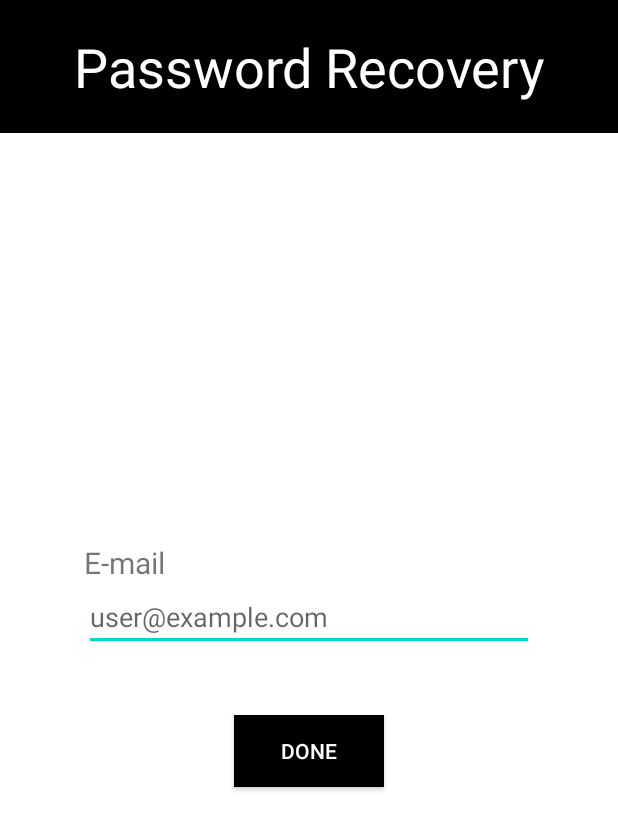
After one commit to PlanAndBeSuccessful/PABS, an Android app: the layout fragment_password_recovery.xml on its own in the app's theme, with its tools: preview values and no code run, on a phone screen of 412 x 824 dp. The commit adds this screen. Shown: the top 830 px of the screen. Run offline under Robolectric (Android 15) with nearby library versions, the phone set to English and light mode, and no system bars; Roboto replaces fonts that are not available here.

Commit message:
Update 0.6
10/21/2020
Added features:
- PasswordRecoveryFragment
- basic passwordrecoveryfragment.xml(just for testing)

Updated:
- activity_login (Password Recovery function)
- User model

```diff
--- a/app/src/main/java/com/example/pabs/RegisterActivity.java
+++ b/app/src/main/java/com/example/pabs/RegisterActivity.java
@@ -87,7 +87,7 @@ public class RegisterActivity extends AppCompatActivity {
         if (!TextUtils.isEmpty(email_et.getText().toString()) && !TextUtils.isEmpty(password_et.getText().toString()) && !TextUtils.isEmpty(name_et.getText().toString())) {
 
             //creating a user type object
-            final User user = new User("", email, "", password, name, "false");
+            final User user = new User("", email, "", name, "false");
 
             //getting an instance of firebase authentication token
             currAuth = FirebaseAuth.getInstance();
--- a/app/src/main/res/layout/activity_login.xml
+++ b/app/src/main/res/layout/activity_login.xml
@@ -17,7 +17,7 @@
 
     <!--Screen-->
     <RelativeLayout
-        android:id="@+id/mycont"
+        android:id="@+id/ActivityLoginLayout"
         android:layout_width="wrap_content"
         android:layout_height="wrap_content"
         android:layout_alignParentBottom="true"
--- /dev/null
+++ b/app/src/main/res/layout/fragment_password_recovery.xml
@@ -0,0 +1,60 @@
+<?xml version="1.0" encoding="utf-8"?>
+<FrameLayout xmlns:android="http://schemas.android.com/apk/res/android"
+    xmlns:tools="http://schemas.android.com/tools"
+    android:layout_width="match_parent"
+    android:layout_height="match_parent"
+    tools:context=".Fragments.PasswordRecoveryFragment"
+    android:background="@color/white"
+    android:clickable="true">
+
+    <RelativeLayout
+        android:layout_width="match_parent"
+        android:layout_height="match_parent"
+        android:clickable="true">
+    <!-- TODO: Update blank fragment layout -->
+    <TextView
+        android:layout_width="match_parent"
+        android:layout_height="wrap_content"
+        android:text="Password Recovery"
+        android:textSize="36dp"
+        android:textColor="@color/white"
+        android:textAlignment="center"
+        android:gravity="center_horizontal"
+        android:paddingTop="20dp"
+        android:paddingBottom="20dp"
+        android:background="@color/black"/>
+
+    <RelativeLayout
+        android:layout_width="wrap_content"
+        android:layout_height="130dp"
+        android:layout_centerInParent="true"
+        android:id="@+id/txtedit">
+
+        <TextView
+            android:layout_height="wrap_content"
+            android:layout_width="wrap_content"
+            android:layout_above="@+id/PR_email"
+            android:text="E-mail"
+            android:textSize="20dp"
+            >
+        </TextView>
+
+        <EditText
+            android:layout_width="300dp"
+            android:layout_height="wrap_content"
+            android:hint="user@example.com"
+            android:layout_centerInParent="true"
+            android:id="@+id/PR_email"
+            android:singleLine="true"/>
+    </RelativeLayout>
+        <Button
+            android:layout_width="100dp"
+            android:layout_height="wrap_content"
+            android:layout_below="@+id/txtedit"
+            android:layout_centerHorizontal="true"
+            android:text="Done"
+            android:background="@color/black"
+            android:textColor="@color/white"
+            android:id="@+id/PR_done_btn"/>
+    </RelativeLayout>
+</FrameLayout>
--- a/app/src/main/res/values/strings.xml
+++ b/app/src/main/res/values/strings.xml
@@ -4,4 +4,6 @@
     <string name="email">E-mail addres</string>
     <string name="navigation_drawer_open">Open navigation drawer</string>
     <string name="navigation_drawer_close">Close navigation drawer</string>
+    <!-- TODO: Remove or change this placeholder text -->
+    <string name="hello_blank_fragment">Hello blank fragment</string>
 </resources>
```
Also changed, not shown: app/src/main/java/com/example/pabs/Fragments/PasswordRecoveryFragment.java (added, +94 -0 lines), app/src/main/java/com/example/pabs/LoginActivity.java (+8 -3 lines), app/src/main/java/com/example/pabs/Models/User.java (+1 -11 lines).
